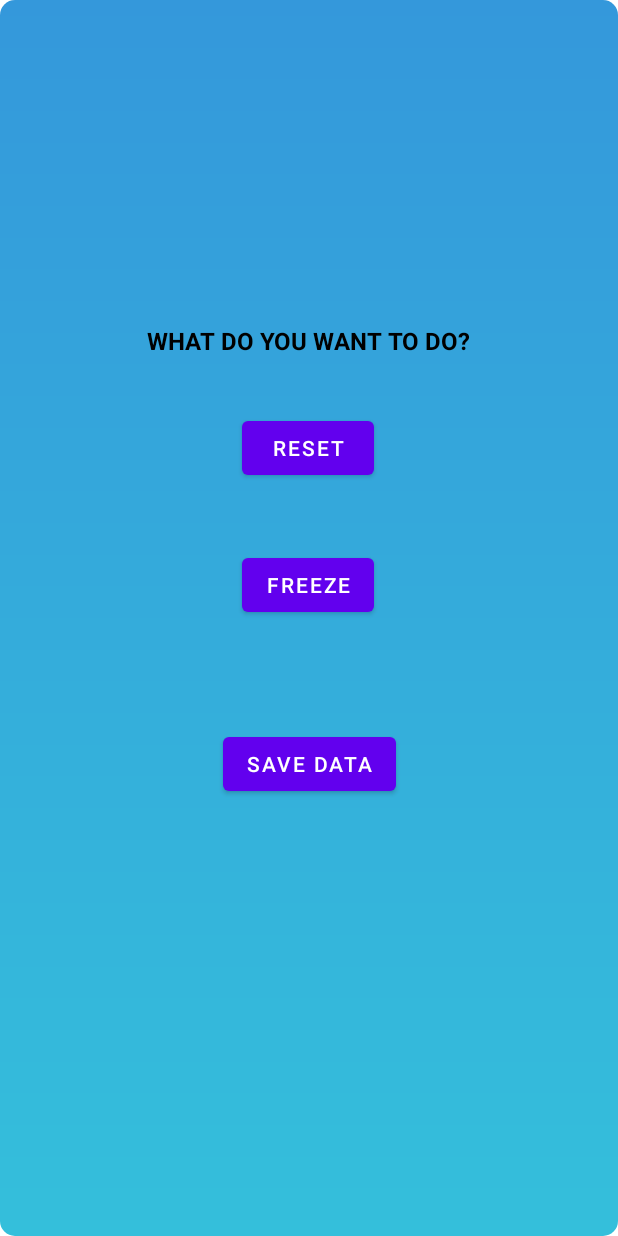
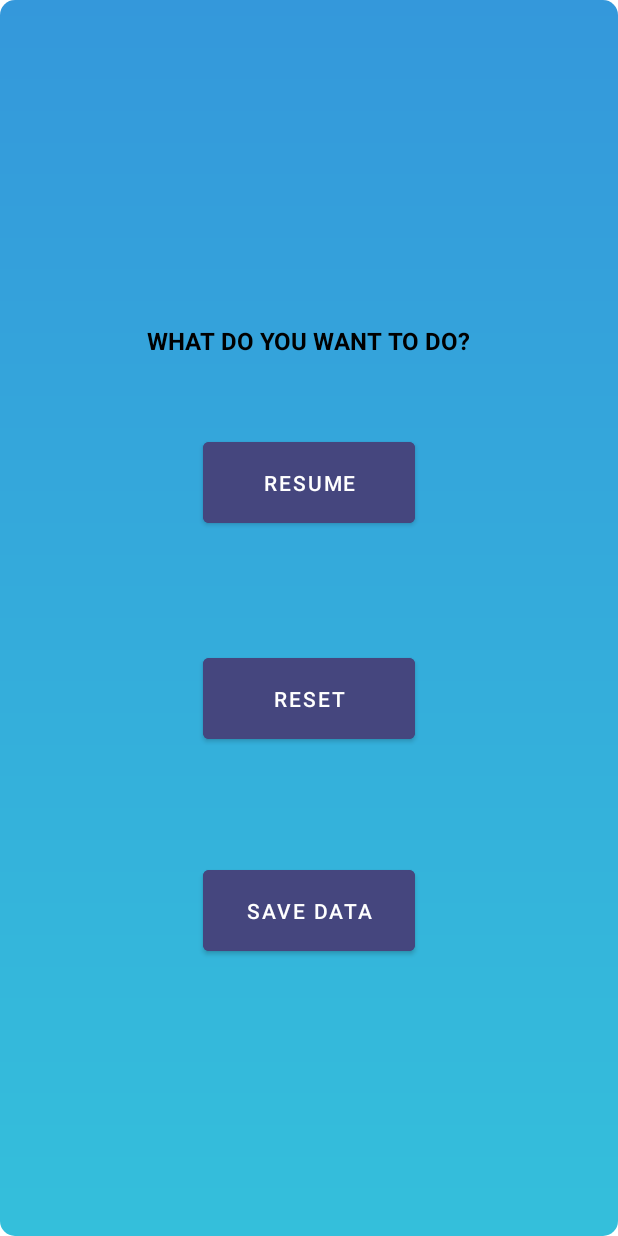
Before and after one commit to saranotomillefiori/PROGETTOAPP, an Android app: the layout activity_pop2.xml on its own in the app's theme, with its tools: preview values and no code run, on a phone screen of 412 x 824 dp. Run offline under Robolectric (Android 15) with nearby library versions, the phone set to English and light mode, and no system bars.

Commit message:
last changes

```diff
--- a/app/src/main/res/layout/activity_pop.xml
+++ b/app/src/main/res/layout/activity_pop.xml
@@ -10,9 +10,9 @@
 
     <TextView
         android:id="@+id/textView"
-        android:layout_width="275dp"
-        android:layout_height="361dp"
-        android:text="WHAT IS THE VENTILATION APP? It’s an app that allows the doctor to simulate interaction with a lung ventilator.     HOW CAN I USE VENTILATION APP?  You have to set the parameters of the patient, scrolling the menu and filling the spaces. Then you have to do the same thing for the ventilator’s parameters. Below you will see three graphs: volume, flow and pressure, all of them taken during both expiratory and inspiratory phase.  On the right a traffic light will display if you are doing correctly.  RED LIGHT= You have to change parameters  YELLOW LIGHT= You are near to the right solution  GREEN LIGHT= You are right! The choices you made are near to the OPTIMUM"
+        android:layout_width="270dp"
+        android:layout_height="420dp"
+        android:text="WHAT IS THE VENTILATION APP? It’s an app that allows the doctor to simulate interaction with a lung ventilator.                                                   HOW CAN I USE VENTILATION APP?  You have to set the parameters of the patient, scrolling the menu and filling the spaces. Then you have to do the same thing for the ventilator’s parameters. Below you will see three graphs: volume, flow and pressure, all of them taken during both expiratory and inspiratory phase.  On the right a traffic light will display if you are doing correctly.                                                 RED LIGHT= You have to change parameters \nYELLOW LIGHT= You are near to the right solution \nGREEN LIGHT= You are right! The choices you made are near to the OPTIMUM"
         android:textSize="16sp"
         app:layout_constraintBottom_toBottomOf="parent"
         app:layout_constraintEnd_toEndOf="parent"
--- a/app/src/main/res/layout/activity_pop2.xml
+++ b/app/src/main/res/layout/activity_pop2.xml
@@ -23,36 +23,37 @@
 
     <Button
         android:id="@+id/button"
-        android:layout_width="wrap_content"
-        android:layout_height="wrap_content"
+        android:layout_width="141dp"
+        android:layout_height="66dp"
+        android:backgroundTint="#45467E"
+        android:text="RESUME"
+        app:layout_constraintBottom_toBottomOf="parent"
+        app:layout_constraintEnd_toEndOf="parent"
+        app:layout_constraintStart_toStartOf="parent"
+        app:layout_constraintTop_toTopOf="parent"
+        app:layout_constraintVertical_bias="0.381" />
+
+    <Button
+        android:id="@+id/button3"
+        android:layout_width="141dp"
+        android:layout_height="66dp"
+        android:backgroundTint="#45467E"
         android:text="RESET"
         app:layout_constraintBottom_toBottomOf="parent"
         app:layout_constraintEnd_toEndOf="parent"
-        app:layout_constraintHorizontal_bias="0.498"
         app:layout_constraintStart_toStartOf="parent"
         app:layout_constraintTop_toTopOf="parent"
-        app:layout_constraintVertical_bias="0.354" />
-
-    <Button
-        android:id="@+id/button3"
-        android:layout_width="wrap_content"
-        android:layout_height="wrap_content"
-        android:text="FREEZE"
-        app:layout_constraintBottom_toBottomOf="parent"
-        app:layout_constraintEnd_toEndOf="parent"
-        app:layout_constraintHorizontal_bias="0.498"
-        app:layout_constraintStart_toStartOf="parent"
-        app:layout_constraintTop_toTopOf="parent"
-        app:layout_constraintVertical_bias="0.472" />
+        app:layout_constraintVertical_bias="0.571" />
 
     <Button
         android:id="@+id/button4"
-        android:layout_width="wrap_content"
-        android:layout_height="wrap_content"
+        android:layout_width="141dp"
+        android:layout_height="66dp"
+        android:backgroundTint="#45467E"
         android:text="SAVE DATA"
         app:layout_constraintBottom_toBottomOf="parent"
         app:layout_constraintEnd_toEndOf="parent"
         app:layout_constraintStart_toStartOf="parent"
         app:layout_constraintTop_toTopOf="parent"
-        app:layout_constraintVertical_bias="0.625" />
+        app:layout_constraintVertical_bias="0.757" />
 </androidx.constraintlayout.widget.ConstraintLayout>
```
Also changed, not shown: app/src/main/java/com/example/progetto/MainActivity3.java (+12 -0 lines), app/src/main/res/layout/activity_main3.xml (+10 -1 lines).
